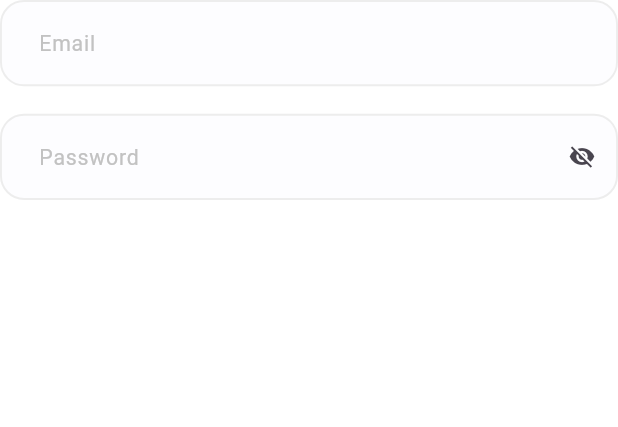
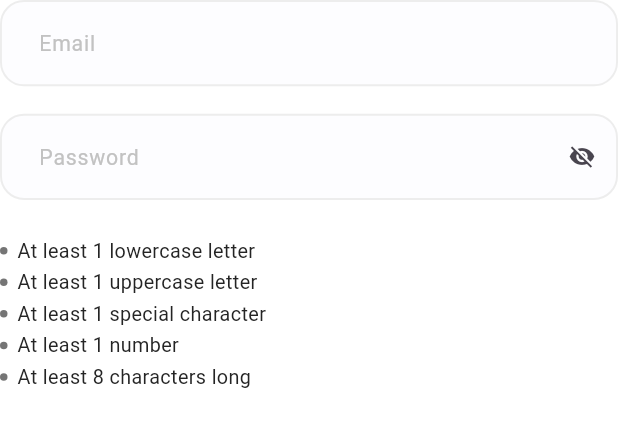
Before and after one commit to shroida/DocOnTime, a Flutter app: the EmailAndPassword widget shown alone on an empty page, opened directly, on a phone screen of 412 x 824 dp. Shown: the top 427 px of the screen. Run offline on Flutter 3.47's test engine with Material 3 defaults, Android fonts, the phone set to English and light mode, and no system bars; our stand-ins replace animated_text_kit, dio, flutter_bloc, flutter_screenutil, flutter_secure_storage, flutter_svg and 6 more; accounts and stored records are empty; generated files the repository leaves out were written again.

Commit message:
PasswordValidations done

```diff
--- a/lib/featuers/login/ui/login_screen.dart
+++ b/lib/featuers/login/ui/login_screen.dart
@@ -57,7 +57,7 @@ class LoginScreen extends StatelessWidget {
                     const TermsAndConditionsText(),
                     verticalSpace(60),
                     const DontHaveAccountText(),
-                    const LoginBlocListener(),
+                    // const LoginBlocListener(),
                   ],
                 ),
               ],
--- a/lib/featuers/login/ui/widgets/email_and_password.dart
+++ b/lib/featuers/login/ui/widgets/email_and_password.dart
@@ -1,4 +1,5 @@
 import 'package:doc_on_time/featuers/login/logic/login_cubit.dart';
+import 'package:doc_on_time/featuers/login/ui/widgets/passwords_validations.dart';
 import 'package:flutter/material.dart';
 import 'package:flutter_bloc/flutter_bloc.dart';
 
@@ -82,13 +83,13 @@ class _EmailAndPasswordState extends State<EmailAndPassword> {
             },
           ),
           verticalSpace(24),
-          // PasswordValidations(
-          //   hasLowerCase: hasLowercase,
-          //   hasUpperCase: hasUppercase,
-          //   hasSpecialCharacters: hasSpecialCharacters,
-          //   hasNumber: hasNumber,
-          //   hasMinLength: hasMinLength,
-          // ),
+          PasswordValidations(
+            hasLowerCase: hasLowercase,
+            hasUpperCase: hasUppercase,
+            hasSpecialCharacters: hasSpecialCharacters,
+            hasNumber: hasNumber,
+            hasMinLength: hasMinLength,
+          ),
         ],
       ),
     );
--- /dev/null
+++ b/lib/featuers/login/ui/widgets/passwords_validations.dart
@@ -0,0 +1,59 @@
+import 'package:doc_on_time/core/helpers/spacing.dart';
+import 'package:doc_on_time/core/theming/app_styles.dart';
+import 'package:doc_on_time/core/theming/colors.dart';
+import 'package:flutter/material.dart';
+
+class PasswordValidations extends StatelessWidget {
+  final bool hasLowerCase;
+  final bool hasUpperCase;
+  final bool hasSpecialCharacters;
+  final bool hasNumber;
+  final bool hasMinLength;
+  const PasswordValidations({
+    super.key,
+    required this.hasLowerCase,
+    required this.hasUpperCase,
+    required this.hasSpecialCharacters,
+    required this.hasNumber,
+    required this.hasMinLength,
+  });
+
+  @override
+  Widget build(BuildContext context) {
+    return Column(
+      children: [
+        buildValidationRow('At least 1 lowercase letter', hasLowerCase),
+        verticalSpace(2),
+        buildValidationRow('At least 1 uppercase letter', hasUpperCase),
+        verticalSpace(2),
+        buildValidationRow(
+            'At least 1 special character', hasSpecialCharacters),
+        verticalSpace(2),
+        buildValidationRow('At least 1 number', hasNumber),
+        verticalSpace(2),
+        buildValidationRow('At least 8 characters long', hasMinLength),
+      ],
+    );
+  }
+
+  Widget buildValidationRow(String text, bool hasValidated) {
+    return Row(
+      children: [
+        const CircleAvatar(
+          radius: 2.5,
+          backgroundColor: ColorsManager.gray,
+        ),
+        horizontalSpace(6),
+        Text(
+          text,
+          style: AppStyles.font13DarkBlueRegular.copyWith(
+            decoration: hasValidated ? TextDecoration.lineThrough : null,
+            decorationColor: Colors.green,
+            decorationThickness: 2,
+            color: hasValidated ? ColorsManager.gray : ColorsManager.darkBlue,
+          ),
+        )
+      ],
+    );
+  }
+}
```
